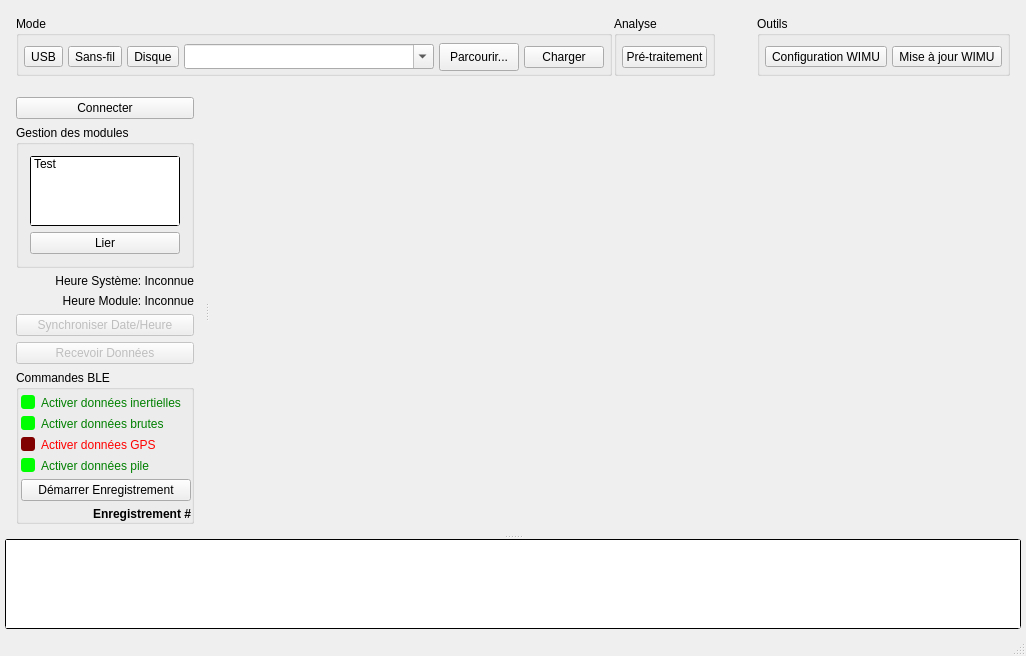
Above: Software/WIMUStudio2/Src/mainwindow.ui from CDRV/openwimu before the change. Below: the same form after it.
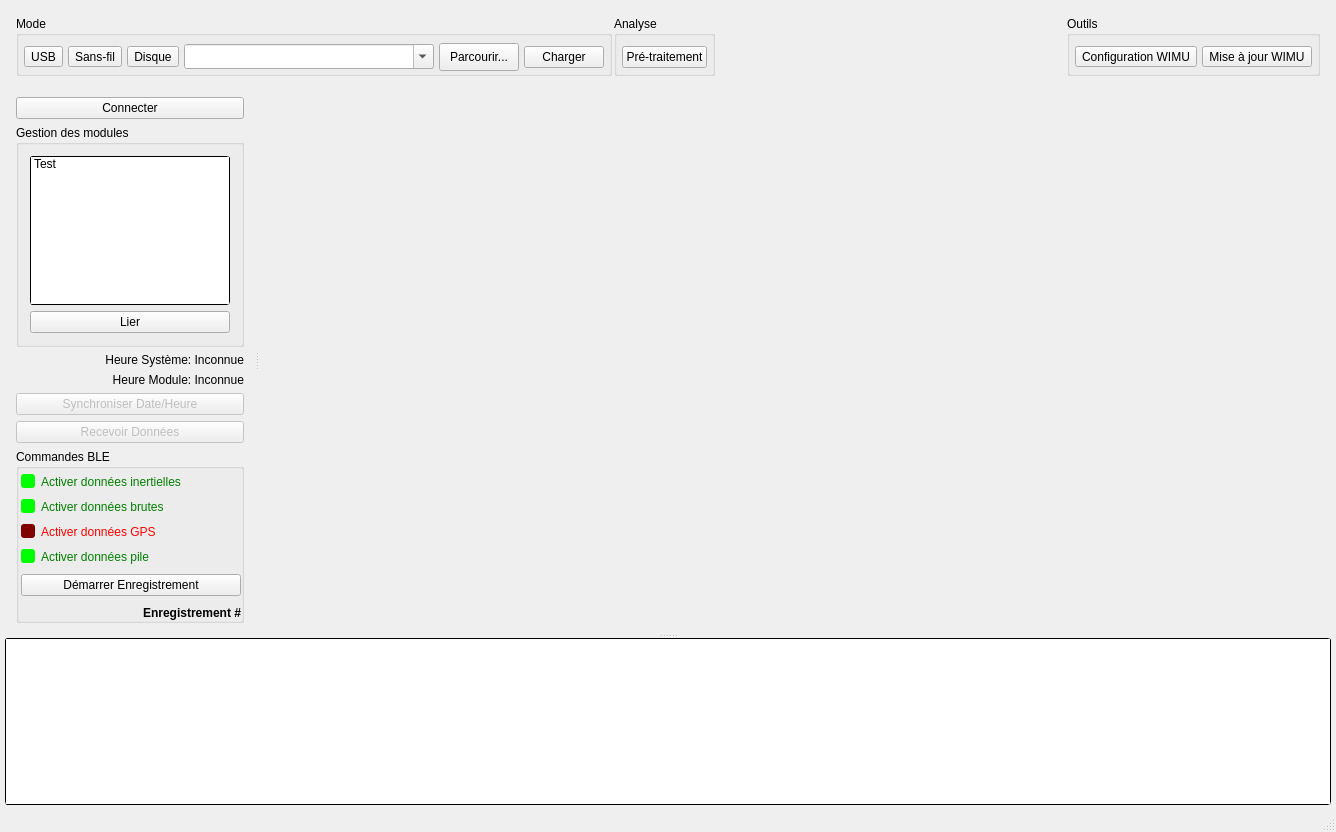
That is the form after the change. The open tabs and pages were chosen to show the change. Icons and pictures are not drawn.

Commit message: Fixed spacing for OSX

```diff
--- a/Software/WIMUStudio2/Src/mainwindow.ui
+++ b/Software/WIMUStudio2/Src/mainwindow.ui
@@ -6,8 +6,8 @@
    <rect>
     <x>0</x>
     <y>0</y>
-    <width>783</width>
-    <height>656</height>
+    <width>1336</width>
+    <height>832</height>
    </rect>
   </property>
   <property name="windowTitle">
@@ -450,7 +450,7 @@
            </property>
            <property name="maximumSize">
             <size>
-             <width>200</width>
+             <width>250</width>
              <height>16777215</height>
             </size>
            </property>
@@ -641,6 +641,9 @@
                 <string>Commandes BLE</string>
                </property>
                <layout class="QVBoxLayout" name="verticalLayout_4">
+                <property name="spacing">
+                 <number>10</number>
+                </property>
                 <property name="leftMargin">
                  <number>2</number>
                 </property>
@@ -707,6 +710,12 @@
                 </item>
                 <item>
                  <widget class="QPushButton" name="btnBLERecord">
+                  <property name="minimumSize">
+                   <size>
+                    <width>0</width>
+                    <height>0</height>
+                   </size>
+                  </property>
                   <property name="cursor">
                    <cursorShape>PointingHandCursor</cursorShape>
                   </property>
```
Left out of the diff: 2 changed lines with no effect on the pictures. The commit also changes 2 other files.
